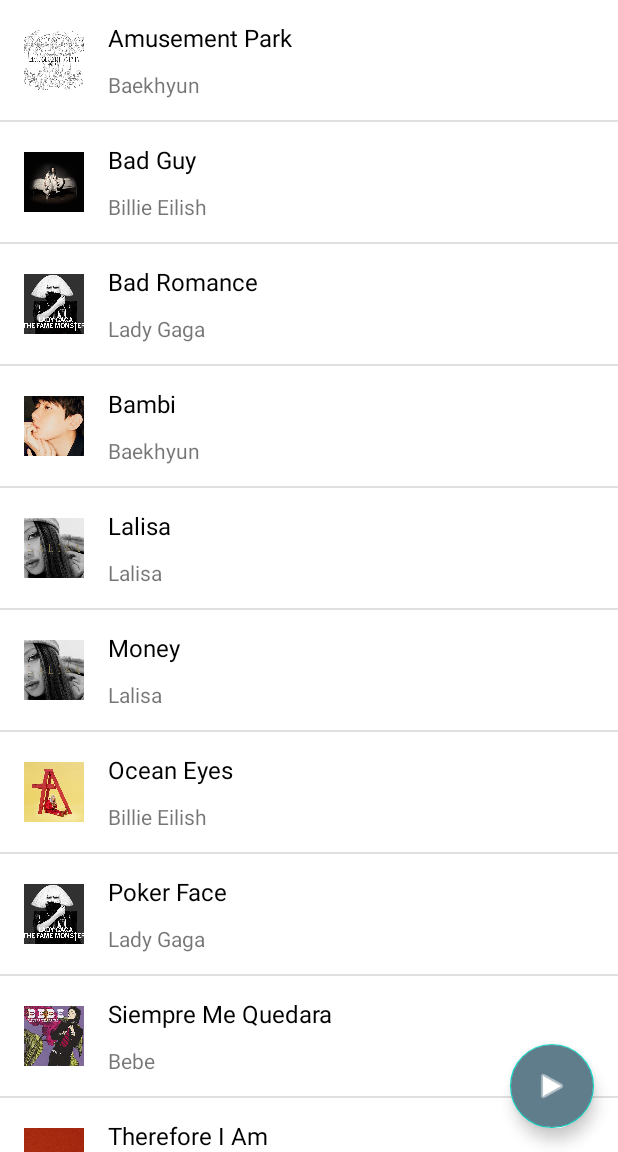
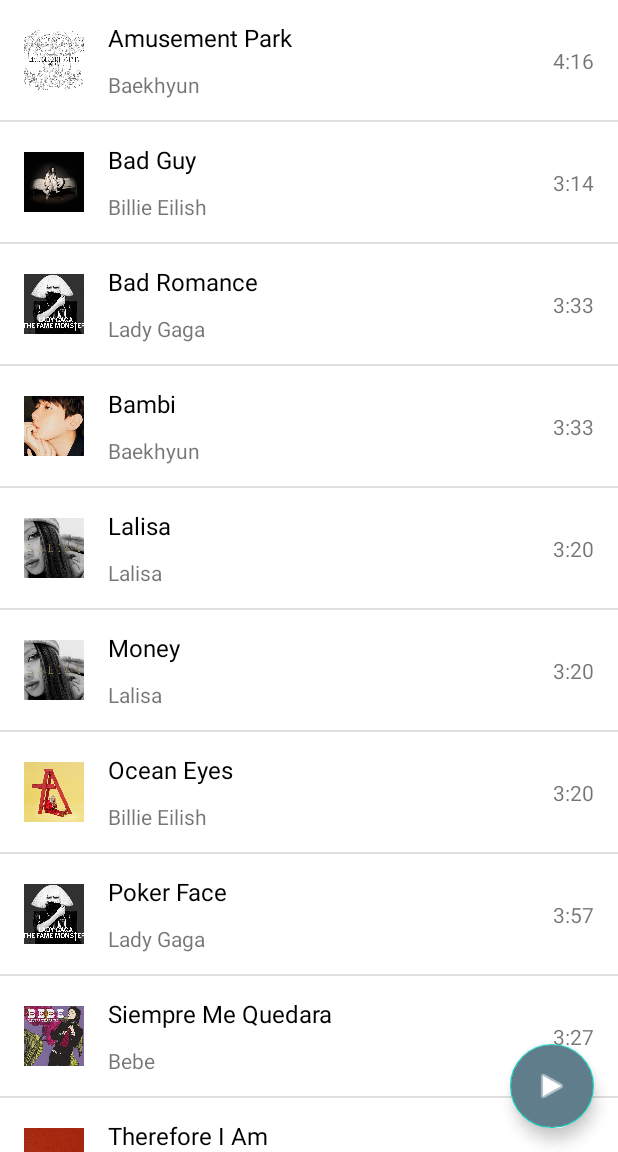
Before and after one commit to AnastasiaChukhina/android-homework-2.1, an Android app: the screen it shows after launch (MainActivity), on a phone screen of 412 x 824 dp, the part 84-1236 px from its top. Run offline under Robolectric (Android 15) with nearby library versions, the phone set to English and light mode, and no system bars.

Commit message:
Final changes added

```diff
--- a/app/src/main/java/com/itis/android_homework/recycler_view/SongHolder.kt
+++ b/app/src/main/java/com/itis/android_homework/recycler_view/SongHolder.kt
@@ -9,12 +9,13 @@
 class SongHolder(
     private val binding: ItemSongBinding,
     private val action: (Int) -> Unit
-): RecyclerView.ViewHolder(binding.root) {
+) : RecyclerView.ViewHolder(binding.root) {
 
     fun bind(item: Song) {
         with(binding) {
             tvSongName.text = item.title
             tvAuthor.text = item.author
+            tvSongDuration.text = setSongDuration(item.duration)
             ivImage.setImageResource(item.cover)
         }
         itemView.setOnClickListener {
@@ -22,16 +23,24 @@
         }
     }
 
+    private fun setSongDuration(duration: Int): String {
+        val min = (duration / 60).toString()
+        val sec = (duration % 60).toString()
+        return if(sec.length == 1) "${min}:0${sec}"
+                else "${min}:${sec}"
+    }
+
     companion object {
-        fun create (
+        fun create(
             parent: ViewGroup,
             action: (Int) -> Unit
-        ) = SongHolder (
+        ) = SongHolder(
             ItemSongBinding.inflate(
                 LayoutInflater.from(parent.context),
                 parent,
                 false
             ),
-            action)
+            action
+        )
     }
 }
--- a/app/src/main/res/layout/item_song.xml
+++ b/app/src/main/res/layout/item_song.xml
@@ -42,4 +42,14 @@
         app:layout_constraintTop_toBottomOf="@id/tv_song_name"
         tools:text="@string/song_author" />
 
+    <TextView
+        android:id="@+id/tv_song_duration"
+        android:layout_width="wrap_content"
+        android:layout_height="wrap_content"
+        android:textSize="14sp"
+        app:layout_constraintBottom_toBottomOf="parent"
+        app:layout_constraintTop_toTopOf="parent"
+        app:layout_constraintEnd_toEndOf="parent"
+        tools:text="@string/song_duration"/>
+
 </androidx.constraintlayout.widget.ConstraintLayout>
--- a/app/src/main/res/values/strings.xml
+++ b/app/src/main/res/values/strings.xml
@@ -2,7 +2,7 @@
     <string name="app_name">Your Music!</string>
     <string name="song_name">Song name</string>
     <string name="song_author">Song author</string>
-    <string name="already_played">0:00</string>
-    <string name="not_played_yet">3:24</string>
+    <string name="song_duration">3:24</string>
     <string name="music_channel_name">Your Music!</string>
+    <string name="music_channel_desc">See the current song</string>
 </resources>
```
Also changed, not shown: app/src/main/java/com/itis/android_homework/fragments/SongFragment.kt (+16 -6 lines), app/src/main/java/com/itis/android_homework/services/MusicService.kt (+7 -16 lines), app/src/main/java/com/itis/android_homework/services/NotificationService.kt (+34 -26 lines).
